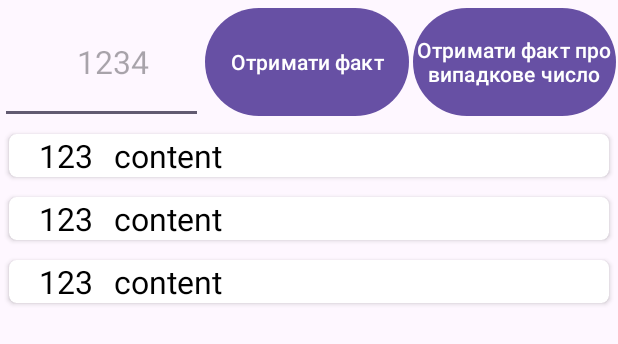
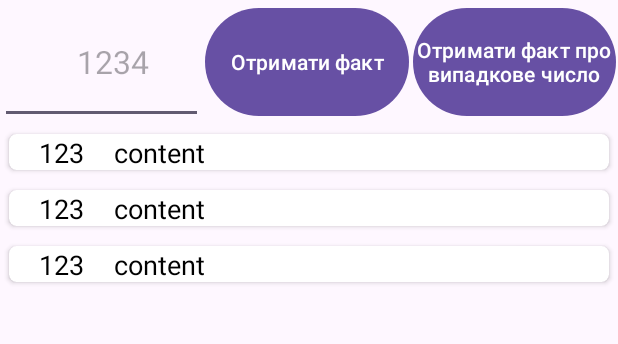
Before and after one commit to Exxuslee/InterestingNumbers, an Android app: the layout fragment_first.xml on its own in the app's theme, with its tools: preview values and no code run, on a phone screen of 412 x 824 dp. Shown: the top 344 px of the screen. Run offline under Robolectric (Android 15) with nearby library versions, the phone set to English and light mode, and no system bars; network calls fail.

Commit message:
first fragment - in one line message - recycler_fist.xml

```diff
--- a/app/src/main/res/layout/recycler_fist.xml
+++ b/app/src/main/res/layout/recycler_fist.xml
@@ -20,20 +20,20 @@
         <TextView
             android:id="@+id/name"
             android:layout_width="0dp"
-            android:layout_height="wrap_content"
+            android:layout_height="24sp"
             android:layout_weight="0.15"
             android:textColor="@color/black"
-            android:textSize="21sp"
+            android:textSize="18sp"
             android:paddingLeft="20dp"
             tools:text="123" />
 
         <TextView
             android:id="@+id/content"
             android:layout_width="0dp"
-            android:layout_height="wrap_content"
+            android:layout_height="24sp"
             android:layout_weight="0.7"
             android:textColor="@color/black"
-            android:textSize="21sp"
+            android:textSize="18sp"
             tools:text="content" />
 
     </LinearLayout>
```
